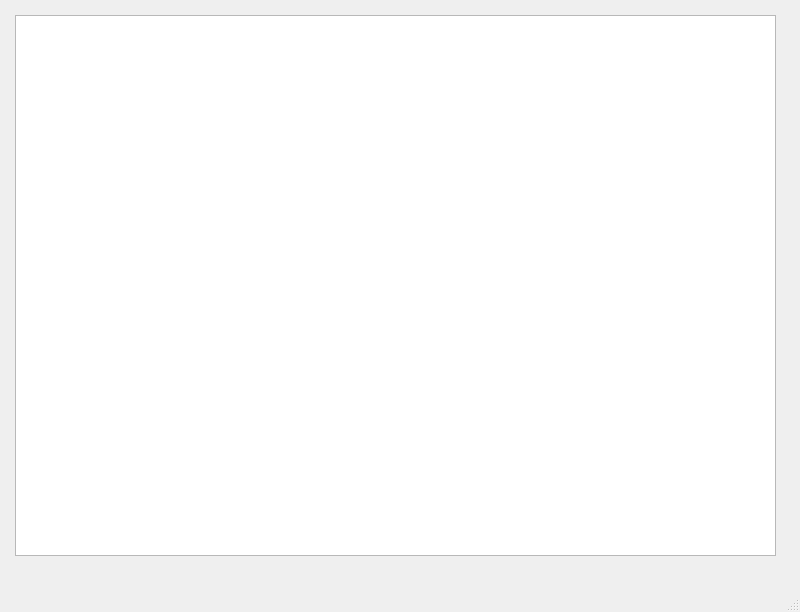
The window that main.ui (sevastarYandex/coffee) describes before a commit, drawn with Qt 5.
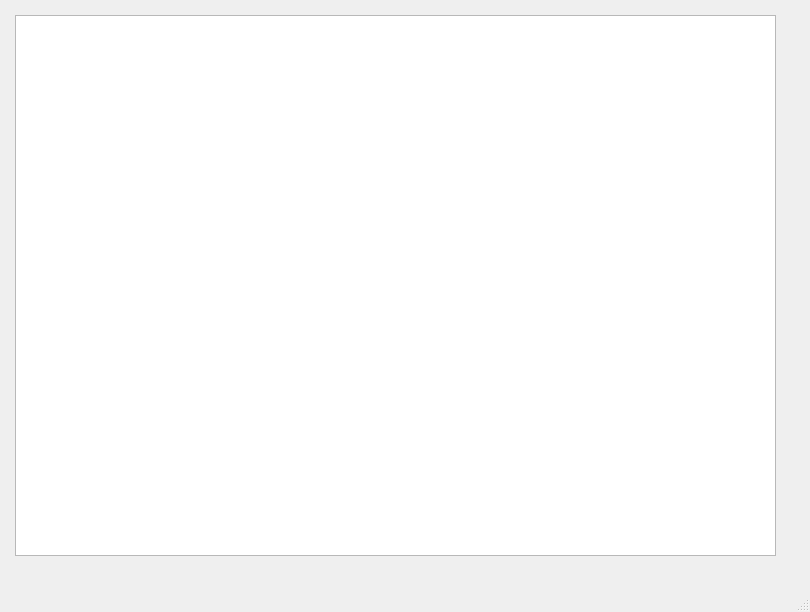
The same window after the commit.

Patch:
```diff
--- a/main.ui
+++ b/main.ui
@@ -6,7 +6,7 @@
    <rect>
     <x>0</x>
     <y>0</y>
-    <width>800</width>
+    <width>810</width>
     <height>612</height>
    </rect>
   </property>
```
Left out of the diff: 2 changed lines with no effect on the pictures.
